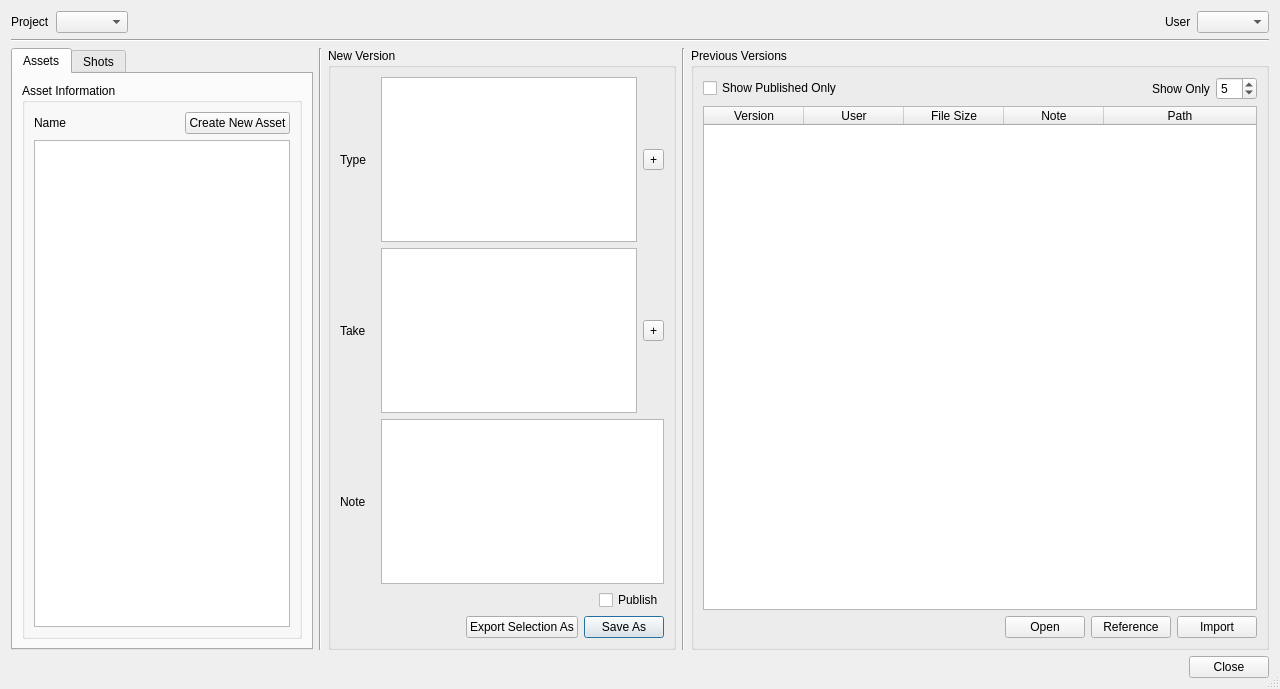
Above: oyProjectManager/ui/version_creator.ui from code-google-com/oyprojectmanager before the change. Below: the same form after it.
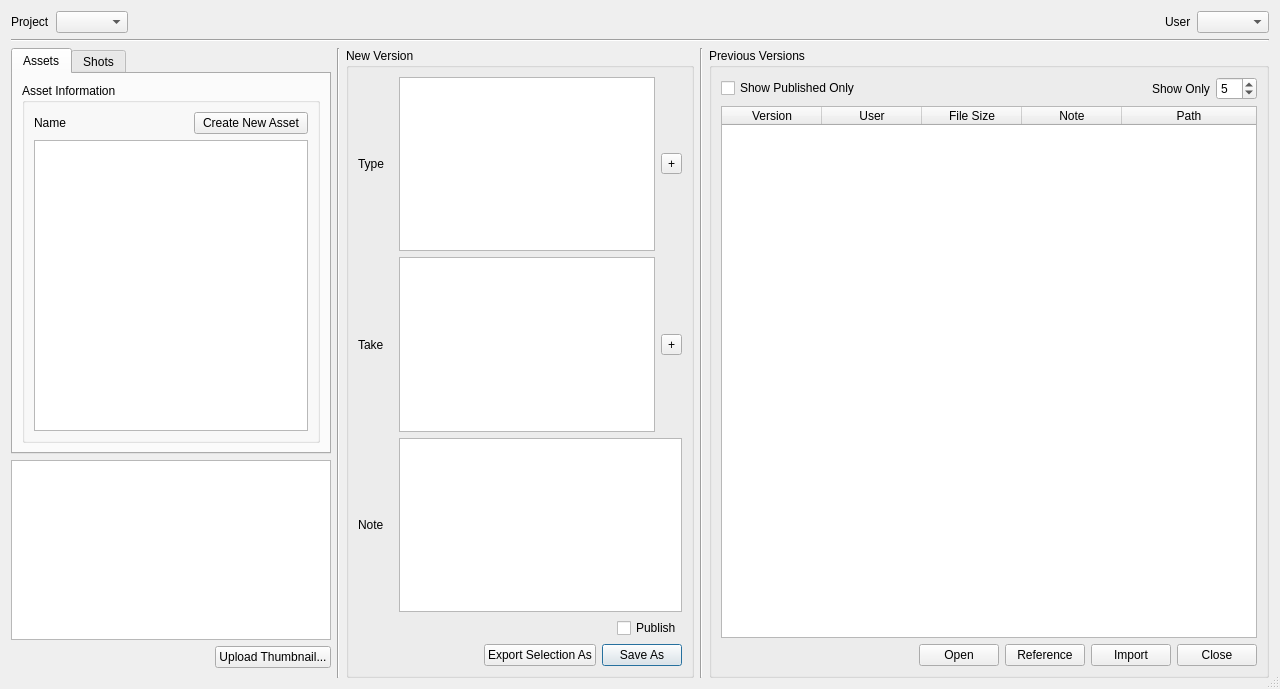
That is the form after the change.

Commit message:
* Fixed tests of ``version_creator``, the popups were interrupting the test   while the environment to UI relation was tested. Now the dialog boxes only   appear if the system is not in debug mode.
* Added thumbnail support and ``version_creator`` UI can load/upload the
  defined thumbnails.

What changed in the file:
```diff
--- a/oyProjectManager/ui/version_creator.ui
+++ b/oyProjectManager/ui/version_creator.ui
@@ -37,7 +37,7 @@
        <verstretch>1</verstretch>
       </sizepolicy>
      </property>
-     <layout class="QVBoxLayout" name="verticalLayout" stretch="0,0,0,0">
+     <layout class="QVBoxLayout" name="verticalLayout" stretch="0,0,0">
       <property name="sizeConstraint">
        <enum>QLayout::SetMaximumSize</enum>
       </property>
@@ -91,6 +91,11 @@
       <item>
        <layout class="QHBoxLayout" name="horizontalLayout_14" stretch="0,0,0,0,1">
         <item>
+         <layout class="QVBoxLayout" name="verticalLayout_5">
+          <property name="spacing">
+           <number>6</number>
+          </property>
+          <item>
          <widget class="QTabWidget" name="tabWidget">
           <property name="enabled">
            <bool>true</bool>
@@ -333,6 +338,82 @@
          </widget>
         </item>
         <item>
+           <layout class="QHBoxLayout" name="horizontalLayout_8">
+            <item>
+             <widget class="QGraphicsView" name="thumbnail_graphicsView">
+              <property name="sizePolicy">
+               <sizepolicy hsizetype="Fixed" vsizetype="Fixed">
+                <horstretch>0</horstretch>
+                <verstretch>0</verstretch>
+               </sizepolicy>
+              </property>
+              <property name="minimumSize">
+               <size>
+                <width>320</width>
+                <height>180</height>
+               </size>
+              </property>
+              <property name="maximumSize">
+               <size>
+                <width>320</width>
+                <height>180</height>
+               </size>
+              </property>
+              <property name="verticalScrollBarPolicy">
+               <enum>Qt::ScrollBarAlwaysOff</enum>
+              </property>
+              <property name="horizontalScrollBarPolicy">
+               <enum>Qt::ScrollBarAlwaysOff</enum>
+              </property>
+              <property name="backgroundBrush">
+               <brush brushstyle="SolidPattern">
+                <color alpha="255">
+                 <red>0</red>
+                 <green>0</green>
+                 <blue>0</blue>
+                </color>
+               </brush>
+              </property>
+              <property name="interactive">
+               <bool>false</bool>
+              </property>
+              <property name="renderHints">
+               <set>QPainter::Antialiasing|QPainter::HighQualityAntialiasing|QPainter::SmoothPixmapTransform|QPainter::TextAntialiasing</set>
+              </property>
+             </widget>
+            </item>
+           </layout>
+          </item>
+          <item>
+           <layout class="QHBoxLayout" name="horizontalLayout_16">
+            <property name="bottomMargin">
+             <number>10</number>
+            </property>
+            <item>
+             <spacer name="horizontalSpacer_10">
+              <property name="orientation">
+               <enum>Qt::Horizontal</enum>
+              </property>
+              <property name="sizeHint" stdset="0">
+               <size>
+                <width>40</width>
+                <height>20</height>
+               </size>
+              </property>
+             </spacer>
+            </item>
+            <item>
+             <widget class="QPushButton" name="upload_thumbnail_pushButton">
+              <property name="text">
+               <string>Upload Thumbnail...</string>
+              </property>
+             </widget>
+            </item>
+           </layout>
+          </item>
+         </layout>
+        </item>
+        <item>
          <widget class="Line" name="line_2">
           <property name="orientation">
            <enum>Qt::Vertical</enum>
@@ -640,28 +721,6 @@
                </property>
               </widget>
              </item>
-            </layout>
-           </item>
-          </layout>
-         </widget>
-        </item>
-       </layout>
-      </item>
-      <item>
-       <layout class="QHBoxLayout" name="horizontalLayout_8">
-        <item>
-         <spacer name="horizontalSpacer_3">
-          <property name="orientation">
-           <enum>Qt::Horizontal</enum>
-          </property>
-          <property name="sizeHint" stdset="0">
-           <size>
-            <width>40</width>
-            <height>20</height>
-           </size>
-          </property>
-         </spacer>
-        </item>
         <item>
          <widget class="QPushButton" name="close_pushButton">
           <property name="styleSheet">
@@ -684,6 +743,11 @@
     </widget>
    </item>
   </layout>
+      </item>
+     </layout>
+    </widget>
+   </item>
+  </layout>
  </widget>
  <tabstops>
   <tabstop>projects_comboBox</tabstop>
```
Left out of the diff: 95 changed lines with no effect on the pictures. Lines whose indentation alone changed are shown as unchanged. The commit also changes 7 other files.
